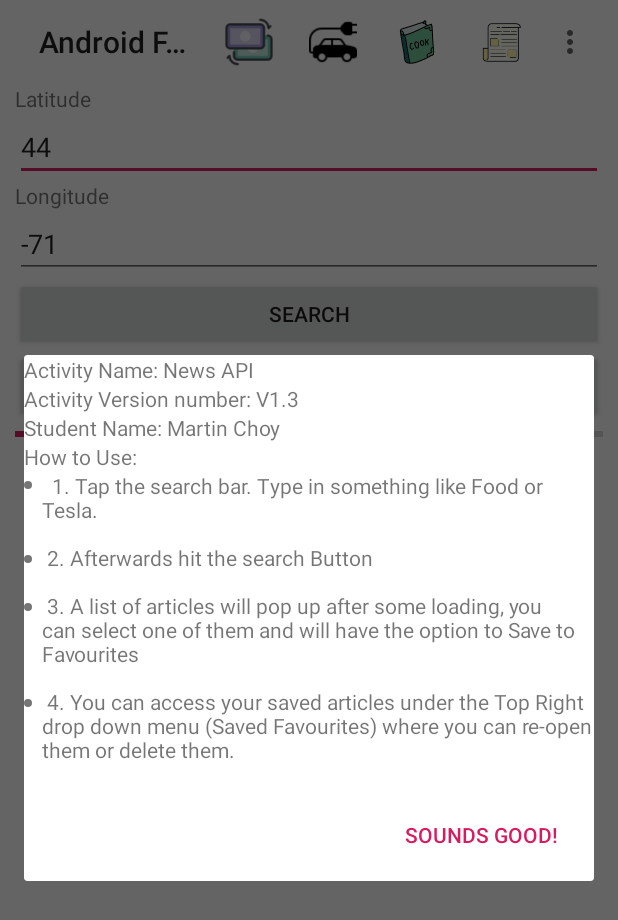
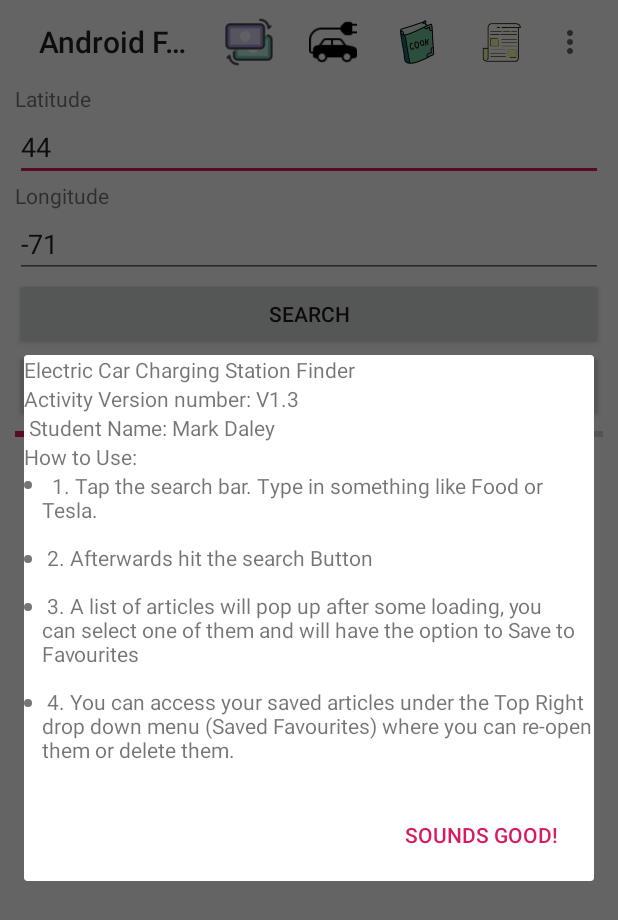
Before and after one commit to Skittles-MC/CST2335, an Android app: the ECSActivity screen opened directly, with no data from a screen before it, in the options menu, after a tap on "About/Help", on a phone screen of 412 x 824 dp. Shown: the top 920 px of the screen. Run offline under Robolectric (Android 15) with nearby library versions, the phone set to English and light mode, and no system bars.

Commit message:
Merge branches 'Final_Project' and 'Recipe_FINAL' of https://github.com/Skittles-MC/CST2335 into Final_Project
# Conflicts:
#	app/src/main/res/values/strings.xml

```diff
--- a/app/src/main/java/com/example/androidlabs/ECSActivity.java
+++ b/app/src/main/java/com/example/androidlabs/ECSActivity.java
@@ -189,17 +189,17 @@ public class ECSActivity extends AppCompatActivity {
                 Toast.makeText(this, "This is where you are now!", Toast.LENGTH_LONG).show();
                 break;
             case R.id.recipe_main_page:
-                Intent goToRecipePage = new Intent(ECSActivity.this, MainNewsPage.class);
+                Intent goToRecipePage = new Intent(ECSActivity.this, MainActivityRecipe.class);
                 ECSActivity.this.startActivityForResult(goToRecipePage, 10);
                 break;
             case R.id.currency_exchange_main_page:
               Intent goToCurrencyExchange = new Intent(ECSActivity.this, CurrencyConvert.class);
                ECSActivity.this.startActivityForResult(goToCurrencyExchange, 10);
-//                break;
-//            case R.id.news_main_page:
-//                Intent goToNewsPage = new Intent(ECSActivity.this, MainNewsPage.class);
-//                ECSActivity.this.startActivityForResult(goToNewsPage, 10);
-//                break;
+                break;
+            case R.id.news_main_page:
+               Intent goToNewsPage = new Intent(ECSActivity.this, MainNewsPage.class);
+                ECSActivity.this.startActivityForResult(goToNewsPage, 10);
+                break;
             case R.id.go_to_app_favourites:
                 Intent goToCarChargerFavourites = new Intent(ECSActivity.this, ECSfavorite.class);
                 ECSActivity.this.startActivityForResult(goToCarChargerFavourites, 10);
--- a/app/src/main/res/layout/actvity_ecs_help.xml
+++ b/app/src/main/res/layout/actvity_ecs_help.xml
@@ -6,7 +6,7 @@
     <!--    Activity Name: Electric Car Charging Station Finder-->
     <TextView
         android:id="@+id/aboutHelp1"
-        android:text="@string/aboutHelp1"
+        android:text="Electric Car Charging Station Finder"
         android:layout_width="match_parent"
         android:layout_height="wrap_content"
         />
@@ -20,7 +20,7 @@
     <!--    Student Name: Mark Daley-->
     <TextView
         android:id="@+id/aboutHelp3"
-        android:text="@string/aboutHelp3"
+        android:text=" Student Name: Mark Daley"
         android:layout_width="match_parent"
         android:layout_height="wrap_content"
         />
```
Also changed, not shown: app/src/main/res/layout/converthelp.xml (+4 -4 lines), app/src/main/res/values/strings.xml (+12 -1 lines), 1 other file.
